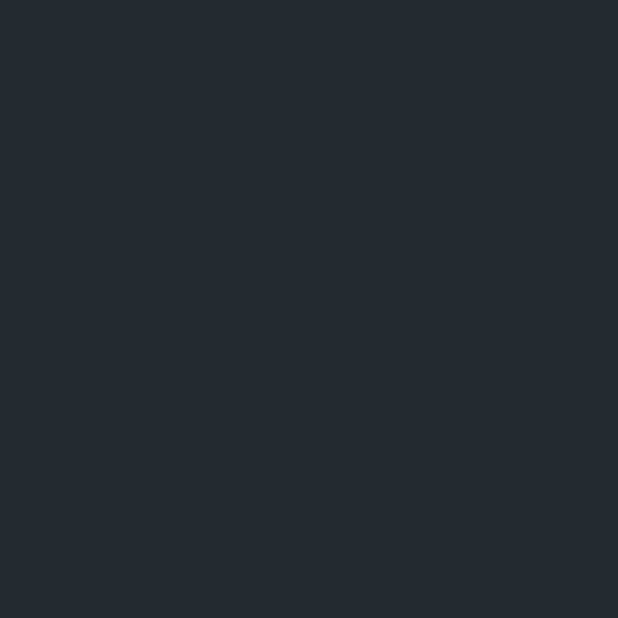
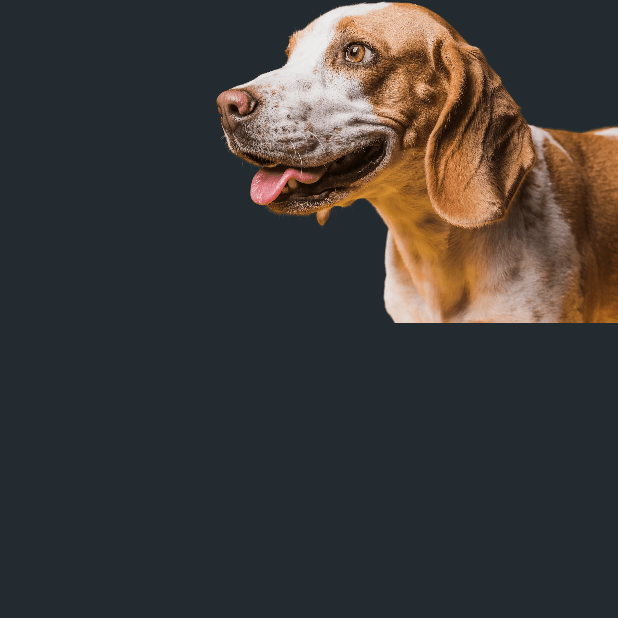
Before and after one commit to garcialuisf/EquipoSiete, an Android app: the screen it shows after launch (MainActivity), on a phone screen of 412 x 824 dp, the top half of it. Before the commit the part shown is empty. Run offline under Robolectric (Android 15) with nearby library versions, the phone set to English and light mode, and no system bars; our stand-ins replace data binding.

Commit message:
feat: HU1 C2 imagen del perro responsive

```diff
--- a/app/src/main/res/layout/fragment_login.xml
+++ b/app/src/main/res/layout/fragment_login.xml
@@ -8,5 +8,17 @@
         android:layout_height="match_parent"
         android:background="@color/gris_oscuro">
 
+        <ImageView
+            android:id="@+id/ivDogHead"
+            android:layout_width="0dp"
+            android:layout_height="0dp"
+            android:contentDescription="@string/login_dog_head_description"
+            android:scaleType="fitEnd"
+            android:src="@drawable/dog_head"
+            app:layout_constraintDimensionRatio="H,2000:1607"
+            app:layout_constraintEnd_toEndOf="parent"
+            app:layout_constraintTop_toTopOf="parent"
+            app:layout_constraintWidth_percent="0.65" />
+
     </androidx.constraintlayout.widget.ConstraintLayout>
 </layout>
--- a/app/src/main/res/values/strings.xml
+++ b/app/src/main/res/values/strings.xml
@@ -1,6 +1,7 @@
 <resources>
     <string name="app_name">dogApp</string>
     <string name="title_login">Login</string>
+    <string name="login_dog_head_description">Cabeza de perro</string>
     <string name="title_home">Administrador\nde citas</string>
     <string name="home_brand" translatable="false">DogApp</string>
     <string name="home_dog_placeholder" translatable="false">🐶</string>
```
Also changed, not shown: app/src/main/res/drawable/dog_head.webp (added).
